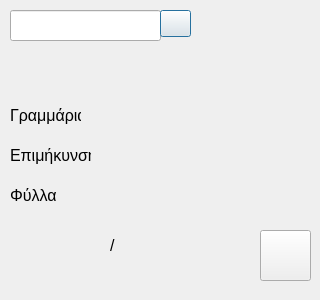
The window that read_label.ui (algogr/Elina_Scanner) describes before a commit, drawn with Qt 5.
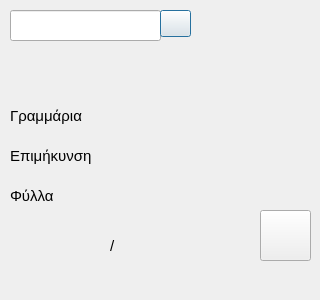
The same window after the commit.

What changed in the file:
```diff
--- a/read_label.ui
+++ b/read_label.ui
@@ -172,13 +172,13 @@
     <rect>
      <x>10</x>
      <y>100</y>
-     <width>71</width>
+     <width>91</width>
      <height>31</height>
     </rect>
    </property>
    <property name="font">
     <font>
-     <pointsize>12</pointsize>
+     <pointsize>11</pointsize>
     </font>
    </property>
    <property name="text">
@@ -190,13 +190,13 @@
     <rect>
      <x>10</x>
      <y>140</y>
-     <width>81</width>
+     <width>91</width>
      <height>31</height>
     </rect>
    </property>
    <property name="font">
     <font>
-     <pointsize>12</pointsize>
+     <pointsize>11</pointsize>
     </font>
    </property>
    <property name="text">
@@ -214,7 +214,7 @@
    </property>
    <property name="font">
     <font>
-     <pointsize>12</pointsize>
+     <pointsize>11</pointsize>
     </font>
    </property>
    <property name="text">
@@ -232,7 +232,7 @@
    </property>
    <property name="font">
     <font>
-     <pointsize>12</pointsize>
+     <pointsize>11</pointsize>
     </font>
    </property>
    <property name="text">
@@ -256,7 +256,7 @@
    <property name="geometry">
     <rect>
      <x>260</x>
-     <y>230</y>
+     <y>210</y>
      <width>51</width>
      <height>51</height>
     </rect>
```
Left out of the diff: 16 changed lines with no effect on the pictures.
